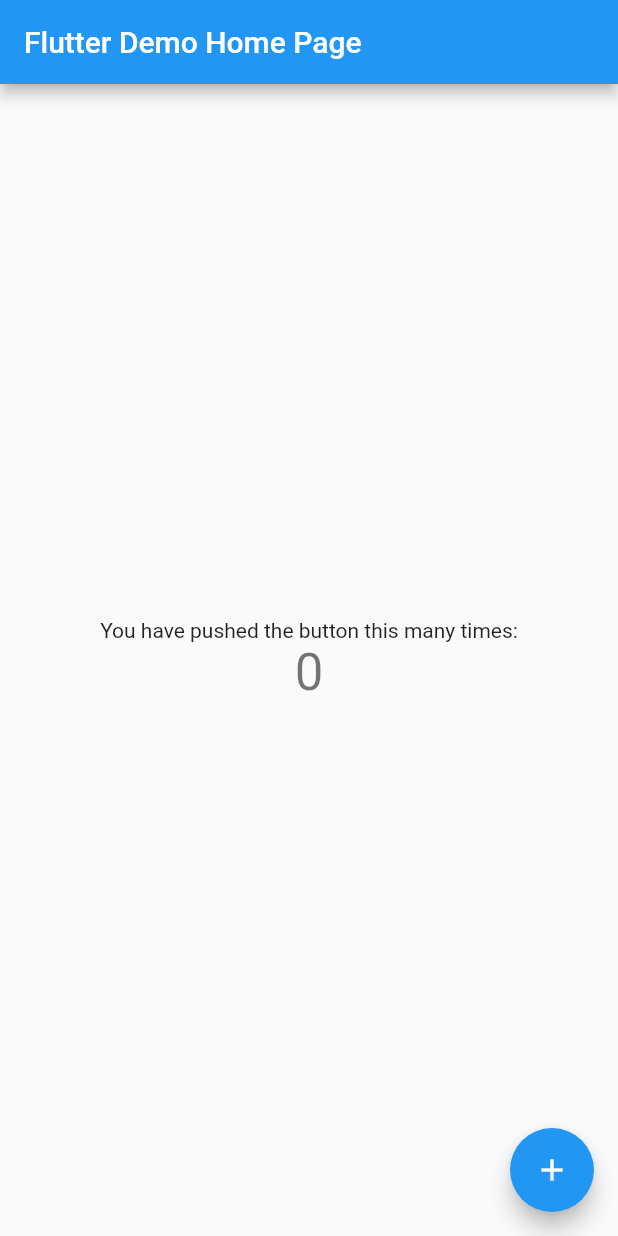
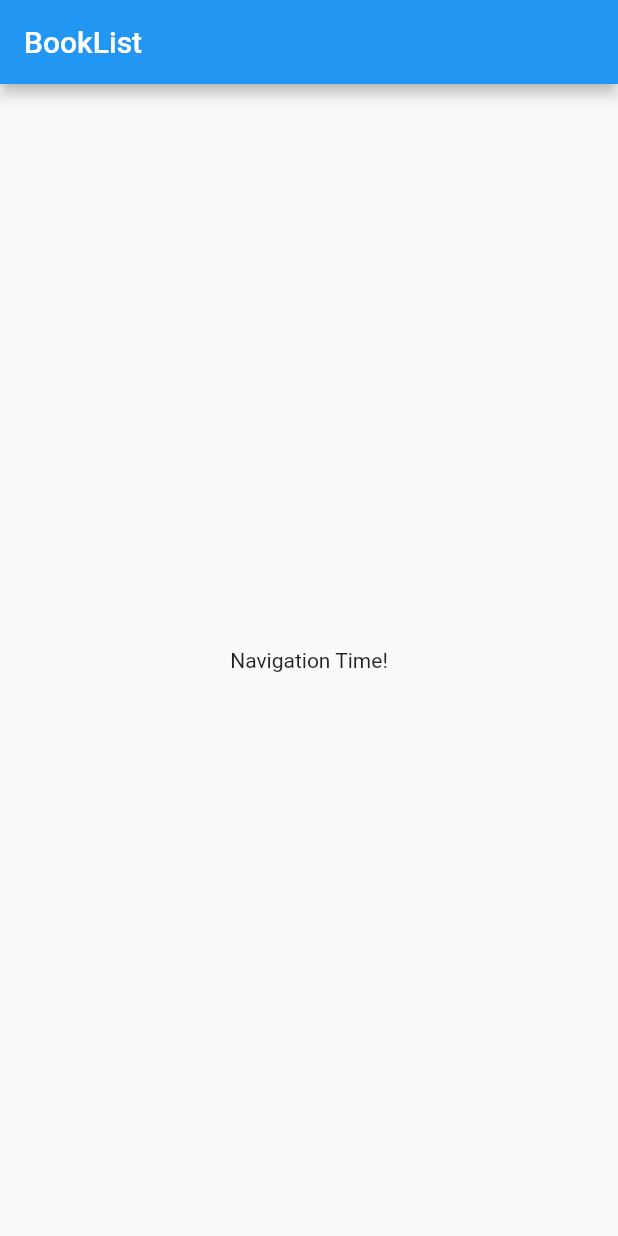
Before and after one commit to cin-derella/flutter_booklist, a Flutter app: the screen it shows after launch, on a phone screen of 412 x 824 dp. Run offline on Flutter 3.47's test engine with Material 2 defaults, Android fonts, the phone set to English and light mode, and no system bars.

```diff
--- a/lib/main.dart
+++ b/lib/main.dart
@@ -3,24 +3,15 @@ import 'package:flutter/material.dart';
 void main() => runApp(MyApp());
 
 class MyApp extends StatelessWidget {
-  // This widget is the root of your application.
+
   @override
   Widget build(BuildContext context) {
     return MaterialApp(
-      title: 'Flutter Demo',
+      title: 'BookList',
       theme: ThemeData(
-        // This is the theme of your application.
-        //
-        // Try running your application with "flutter run". You'll see the
-        // application has a blue toolbar. Then, without quitting the app, try
-        // changing the primarySwatch below to Colors.green and then invoke
-        // "hot reload" (press "r" in the console where you ran "flutter run",
-        // or simply save your changes to "hot reload" in a Flutter IDE).
-        // Notice that the counter didn't reset back to zero; the application
-        // is not restarted.
         primarySwatch: Colors.blue,
       ),
-      home: MyHomePage(title: 'Flutter Demo Home Page'),
+      home: MyHomePage(),
     );
   }
 }
@@ -28,14 +19,6 @@ class MyApp extends StatelessWidget {
 class MyHomePage extends StatefulWidget {
   MyHomePage({Key key, this.title}) : super(key: key);
 
-  // This widget is the home page of your application. It is stateful, meaning
-  // that it has a State object (defined below) that contains fields that affect
-  // how it looks.
-
-  // This class is the configuration for the state. It holds the values (in this
-  // case the title) provided by the parent (in this case the App widget) and
-  // used by the build method of the State. Fields in a Widget subclass are
-  // always marked "final".
 
   final String title;
 
@@ -44,68 +27,22 @@ class MyHomePage extends StatefulWidget {
 }
 
 class _MyHomePageState extends State<MyHomePage> {
-  int _counter = 0;
-
-  void _incrementCounter() {
-    setState(() {
-      // This call to setState tells the Flutter framework that something has
-      // changed in this State, which causes it to rerun the build method below
-      // so that the display can reflect the updated values. If we changed
-      // _counter without calling setState(), then the build method would not be
-      // called again, and so nothing would appear to happen.
-      _counter++;
-    });
-  }
 
   @override
   Widget build(BuildContext context) {
-    // This method is rerun every time setState is called, for instance as done
-    // by the _incrementCounter method above.
-    //
-    // The Flutter framework has been optimized to make rerunning build methods
-    // fast, so that you can just rebuild anything that needs updating rather
-    // than having to individually change instances of widgets.
+
     return Scaffold(
       appBar: AppBar(
-        // Here we take the value from the MyHomePage object that was created by
-        // the App.build method, and use it to set our appbar title.
-        title: Text(widget.title),
+        title: Text('BookList'),
       ),
       body: Center(
-        // Center is a layout widget. It takes a single child and positions it
-        // in the middle of the parent.
-        child: Column(
-          // Column is also a layout widget. It takes a list of children and
-          // arranges them vertically. By default, it sizes itself to fit its
-          // children horizontally, and tries to be as tall as its parent.
-          //
-          // Invoke "debug painting" (press "p" in the console, choose the
-          // "Toggle Debug Paint" action from the Flutter Inspector in Android
-          // Studio, or the "Toggle Debug Paint" command in Visual Studio Code)
-          // to see the wireframe for each widget.
-          //
-          // Column has various properties to control how it sizes itself and
-          // how it positions its children. Here we use mainAxisAlignment to
-          // center the children vertically; the main axis here is the vertical
-          // axis because Columns are vertical (the cross axis would be
-          // horizontal).
-          mainAxisAlignment: MainAxisAlignment.center,
-          children: <Widget>[
-            Text(
-              'You have pushed the button this many times:',
+
+        child:Text(
+              'Navigation Time!',
             ),
-            Text(
-              '$_counter',
-              style: Theme.of(context).textTheme.display1,
-            ),
-          ],
+
         ),
-      ),
-      floatingActionButton: FloatingActionButton(
-        onPressed: _incrementCounter,
-        tooltip: 'Increment',
-        child: Icon(Icons.add),
-      ), // This trailing comma makes auto-formatting nicer for build methods.
-    );
+      );
+
   }
 }
```
Also changed, not shown: lib/categories_screen.dart (added, +19 -0 lines), lib/dummy_data.dart (added, +32 -0 lines), lib/models/category.dart (added, +13 -0 lines).
